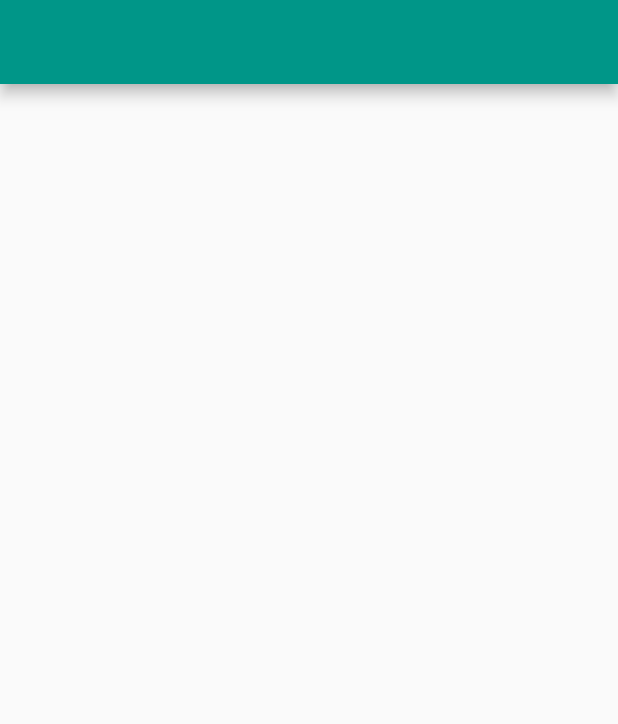
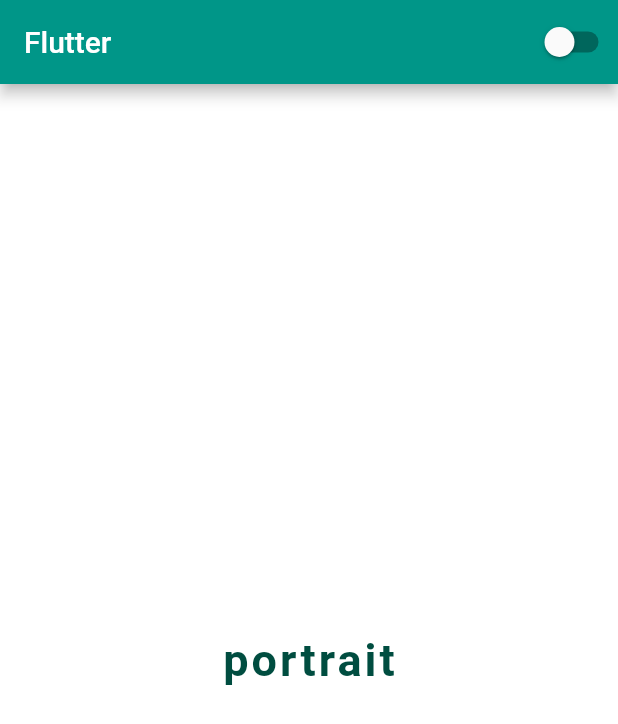
Before and after one commit to theAkHilsarkar18/auto_dark_light_mode_splashscreen, a Flutter app: the screen it shows after launch, on a phone screen of 412 x 824 dp. Shown: the top 724 px of the screen. Run offline on Flutter 3.47's test engine with Material 2 defaults, Android fonts, the phone set to English and light mode, and no system bars.

Commit message:
07-02-2023

```diff
--- a/lib/screens/homescreen.dart
+++ b/lib/screens/homescreen.dart
@@ -8,12 +8,29 @@ class HomeScreen extends StatefulWidget {
 }
 
 class _HomeScreenState extends State<HomeScreen> {
+  bool onOff = false;
   @override
   Widget build(BuildContext context) {
-    return SafeArea(
-      child: Scaffold(
-        appBar: AppBar(),
-      ),
+    return OrientationBuilder(
+      builder: (context, orientation) {
+        return  SafeArea(
+          child: Scaffold(
+            appBar: AppBar(
+              actions: [
+                Switch(value: onOff, onChanged: (value) {
+                  setState(() {
+                    onOff = value;
+                  });
+                },),
+              ],
+              title: Text("Flutter"),
+            ),
+            body: Center(
+              child: Text("${orientation.name}",style: TextStyle(fontSize: 30, letterSpacing: 2, fontWeight: FontWeight.bold,color: Colors.teal.shade900)),
+            ),
+          ),
+        );
+      },
     );
   }
 }
```
Also changed, not shown: lib/main.dart (+27 -2 lines), lib/themes/light.dart (+9 -0 lines).
